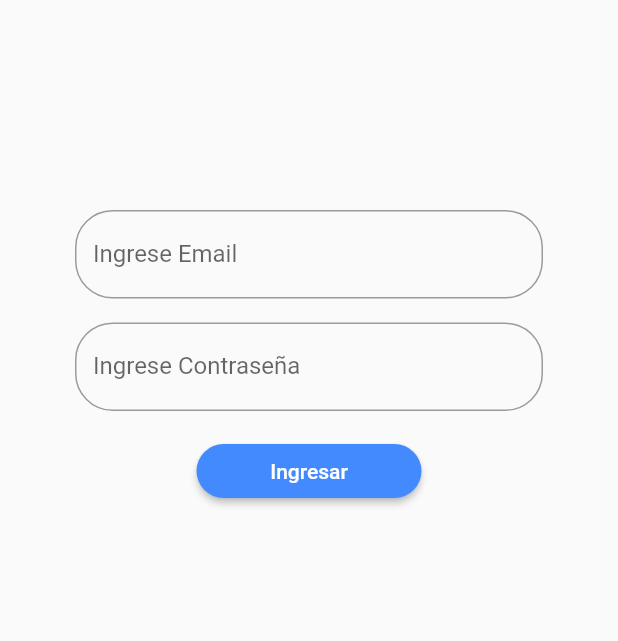
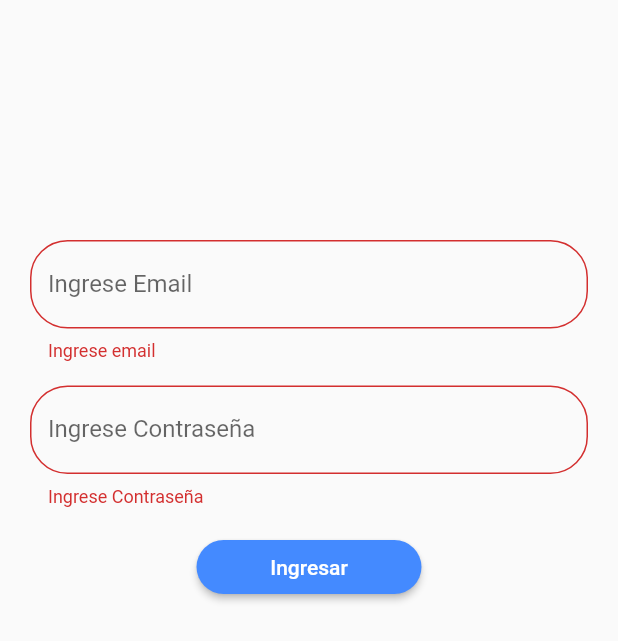
Before and after one commit to santb08/CyClub, a Flutter app: the FormLogin screen opened directly, after a tap on "Ingresar", on a phone screen of 412 x 824 dp. Shown: the top 641 px of the screen. Run offline on Flutter 3.47's test engine with Material 2 defaults, Android fonts, the phone set to English and light mode, and no system bars; our stand-ins replace fluttertoast, google_maps_flutter, location.

Commit message:
Arreglos del login

```diff
--- a/lib/FormLogin.dart
+++ b/lib/FormLogin.dart
@@ -1,20 +1,28 @@
 import 'package:flutter/material.dart';
-
+import 'package:flutter/rendering.dart';
+import 'package:fluttertoast/fluttertoast.dart';
+import 'package:cyclub/Map.dart';
 class FormLogin extends StatefulWidget {
   @override
   _FormLogin createState() => _FormLogin();
 }
 
 class _FormLogin extends State<FormLogin> {
-  final _formKey = GlobalKey<_FormLogin>();
+  final _formKey = GlobalKey<FormState>();
+  TextEditingController email = TextEditingController();
+  TextEditingController password = TextEditingController();
 
   @override
   Widget build(BuildContext context) {
     return Scaffold(
-        body: Form(
-            key: _formKey,
-            child: Container(
-              padding: EdgeInsets.only(top: 140, left: 50, right: 50),
+      body: Form(
+        key: _formKey,
+        child: Container(
+          padding: EdgeInsets.only(top: 160, left: 20, right: 20),
+          child: SingleChildScrollView(
+            child: ConstrainedBox(
+              constraints:
+                  BoxConstraints(maxWidth: MediaQuery.of(context).size.width),
               child: Column(
                 crossAxisAlignment: CrossAxisAlignment.center,
                 children: <Widget>[
@@ -49,11 +57,19 @@ class _FormLogin extends State<FormLogin> {
                     textColor: Colors.white,
                     minWidth: 150.0,
                     onPressed: () {
-                      print("esta vuelta hace algo");
+                      setState(() {
+                       if (_formKey.currentState.validate()) Navigator.push(context, new MaterialPageRoute(
+                         builder: (BuildContext context) => Map()
+                       ));
+                      });
                     },
                   )
                 ],
               ),
-            )));
+            ),
+          ),
+        ),
+      ),
+    );
   }
 }
--- a/lib/main.dart
+++ b/lib/main.dart
@@ -1,4 +1,5 @@
 import 'package:cyclub/App.dart';
+import 'package:cyclub/FormLogin.dart';
 import 'package:flutter/material.dart';
 void main() => runApp(MyApp());
 
@@ -10,7 +11,7 @@ class MyApp extends StatelessWidget {
       theme: ThemeData(
         primarySwatch: Colors.deepPurple,
       ),
-      home: App(),
+      home: FormLogin(),
       debugShowCheckedModeBanner: false,
 
     );
--- a/pubspec.yaml
+++ b/pubspec.yaml
@@ -18,6 +18,7 @@ dependencies:
   google_maps_flutter: ^0.5.5
   location: ^2.3.5
   http: ^0.12.0+2
+  fluttertoast: ^3.1.3
 
   # The following adds the Cupertino Icons font to your application.
   # Use with the CupertinoIcons class for iOS style icons.
```
Also changed, not shown: lib/helpers/api.dart (+11 -7 lines), 1 other file.
